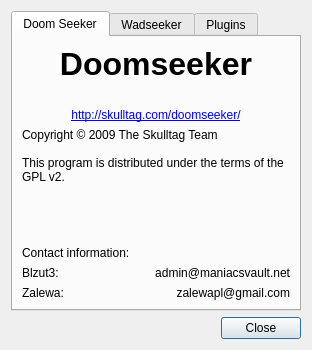
Qt form src/gui/aboutDlg.ui (Destroyerrrocket/doomseeker-unofficial) before a commit.
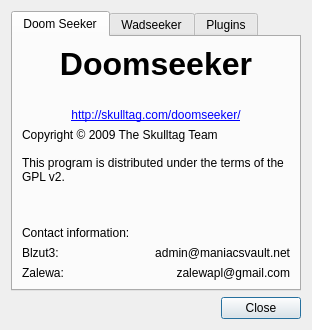
The same form after that commit. The open tabs and pages were chosen to show the change.

Commit message: - Fixed: About dialog defaulted to Wadseeker tab. Changed to Doomseeker. - Changed the way servers are queried. Now several challenges are sent in delays of constant, configurable time. Challenges are stop being sent once a server responds. If after a number of configurable attempts a server doesn't respond it is marked as not responding. This will a) prevent servers being marked as not responding due to a single packet loss and b) help refreshing servers that are not online during the refresh initialization but you know they'll soon be :)

Diff of the .ui file:
```diff
--- a/src/gui/aboutDlg.ui
+++ b/src/gui/aboutDlg.ui
@@ -7,7 +7,7 @@
     <x>0</x>
     <y>0</y>
     <width>312</width>
-    <height>350</height>
+    <height>330</height>
    </rect>
   </property>
   <property name="sizePolicy">
@@ -19,13 +19,13 @@
   <property name="minimumSize">
    <size>
     <width>312</width>
-    <height>350</height>
+    <height>330</height>
    </size>
   </property>
   <property name="maximumSize">
    <size>
     <width>312</width>
-    <height>350</height>
+    <height>330</height>
    </size>
   </property>
   <property name="windowTitle">
```
Left out of the diff: 2 changed lines with no effect on the pictures. The commit also changes 4 other files.
